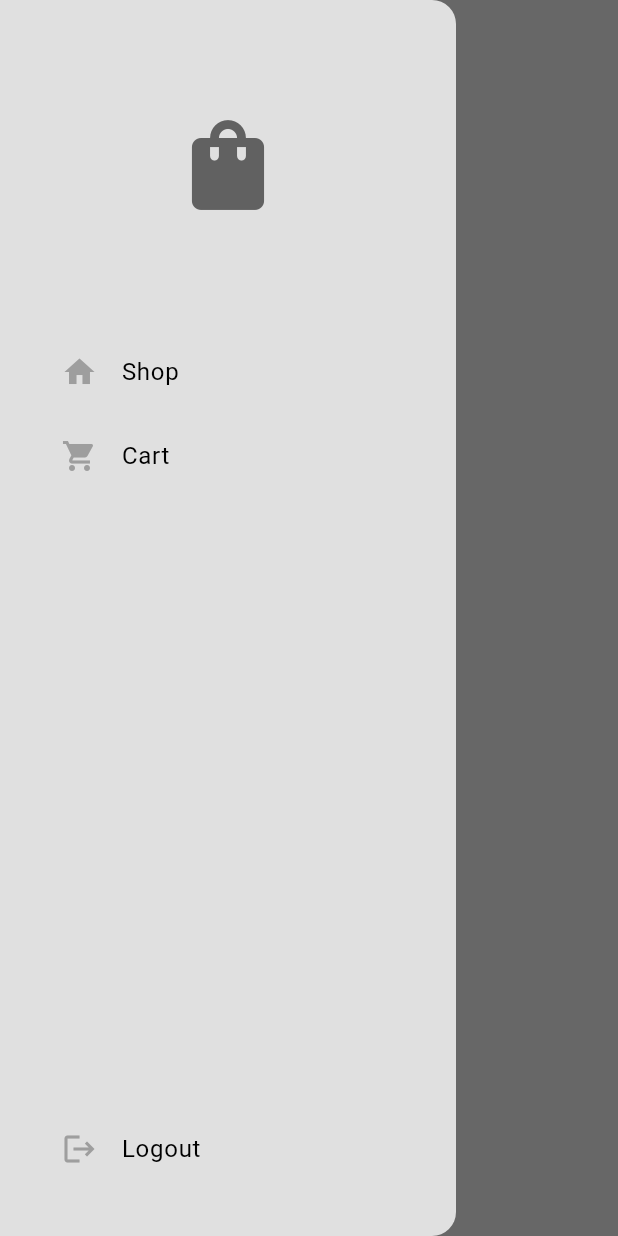
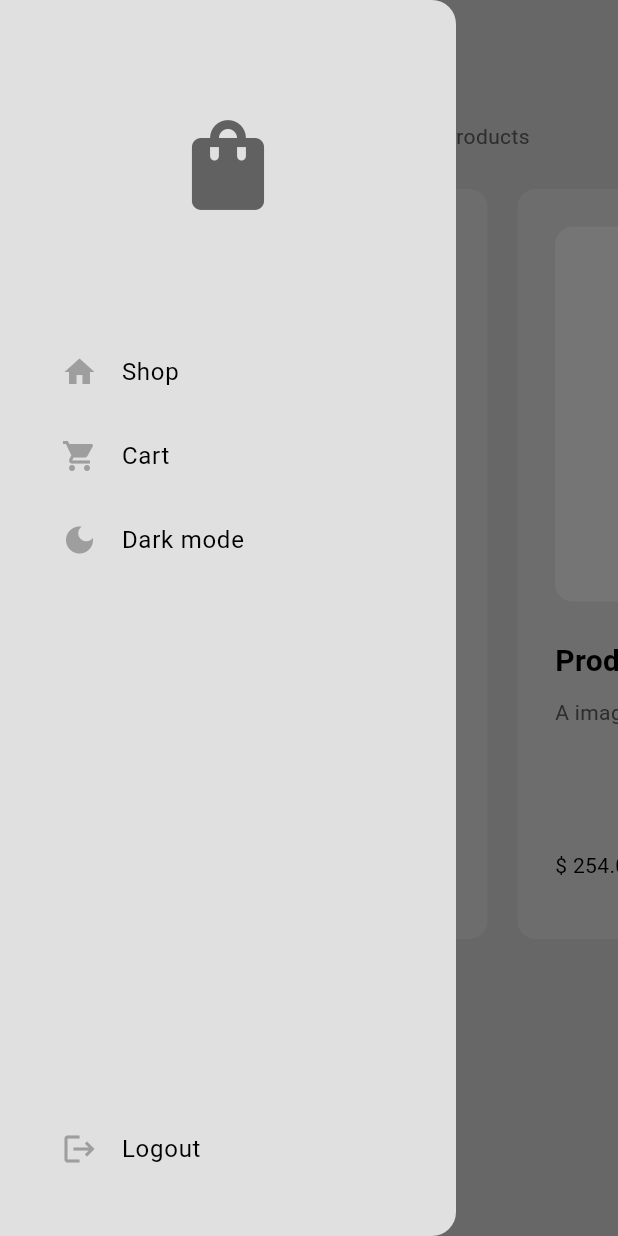
Before and after one commit to Izzy4999/minimal_ecommerce_app, a Flutter app: the ShopPage screen opened by its route, with the side drawer open, on a phone screen of 412 x 824 dp. Run offline on Flutter 3.47's test engine with Material 3 defaults, Android fonts, the phone set to English and light mode, and no system bars.

Commit message:
Shop page can now add to cart only display image left

```diff
--- a/lib/components/my_drawer.dart
+++ b/lib/components/my_drawer.dart
@@ -1,5 +1,8 @@
 import 'package:flutter/material.dart';
 import 'package:minimal_ecommerce_app/components/my_list_tile.dart';
+import 'package:minimal_ecommerce_app/themes/theme.dart';
+import 'package:minimal_ecommerce_app/themes/theme_provider.dart';
+import 'package:provider/provider.dart';
 
 class MyDrawer extends StatelessWidget {
   const MyDrawer({super.key});
@@ -34,9 +37,21 @@ class MyDrawer extends StatelessWidget {
               MyListTile(
                 icon: Icons.shopping_cart,
                 text: "Cart",
-                onTap:  () {
+                onTap: () {
                   Navigator.pop(context);
                   Navigator.pushNamed(context, "/cart-page");
+                },
+              ),
+              MyListTile(
+                icon: Provider.of<ThemeProvider>(context).themeData == lightMode
+                    ? Icons.dark_mode
+                    : Icons.light_mode,
+                text: Provider.of<ThemeProvider>(context).themeData == lightMode
+                    ? "Dark mode"
+                    : " Light mode",
+                onTap: () {
+                  Provider.of<ThemeProvider>(context, listen: false)
+                      .toggleTheme();
                 },
               ),
             ],
@@ -46,7 +61,7 @@ class MyDrawer extends StatelessWidget {
             child: MyListTile(
               icon: Icons.logout,
               text: "Logout",
-              onTap: () => Navigator.pushNamed(context, "/shop-page"),
+              onTap: () => Navigator.pushNamed(context, "/intro-page"),
             ),
           ),
         ],
--- /dev/null
+++ b/lib/components/my_product_tile.dart
@@ -0,0 +1,102 @@
+import 'package:flutter/material.dart';
+import 'package:minimal_ecommerce_app/models/product.dart';
+import 'package:minimal_ecommerce_app/models/shop.dart';
+import 'package:provider/provider.dart';
+
+class MyProductTile extends StatelessWidget {
+  final Product product;
+
+  const MyProductTile({super.key, required this.product});
+
+  void addToCart(BuildContext context) {
+    showDialog(
+        context: context,
+        builder: (context) => AlertDialog(
+              content: const Text("Add this item to your cart?"),
+              actions: [
+                MaterialButton(
+                  onPressed: () => Navigator.pop(context),
+                  child: const Text("Cancel"),
+                ),
+                MaterialButton(
+                  onPressed: () {
+                    Navigator.pop(context);
+                    context.read<Shop>().addToCart(product);
+                  },
+                  child: const Text("Yes"),
+                ),
+              ],
+            ));
+  }
+
+  @override
+  Widget build(BuildContext context) {
+    return Container(
+      decoration: BoxDecoration(
+        color: Theme.of(context).colorScheme.primary,
+        borderRadius: BorderRadius.circular(12),
+      ),
+      margin: const EdgeInsets.all(10),
+      padding: const EdgeInsets.all(25),
+      width: 300,
+      child: Column(
+        crossAxisAlignment: CrossAxisAlignment.start,
+        mainAxisAlignment: MainAxisAlignment.spaceBetween,
+        children: [
+          Column(
+            crossAxisAlignment: CrossAxisAlignment.start,
+            children: [
+              AspectRatio(
+                aspectRatio: 1,
+                child: Container(
+                    decoration: BoxDecoration(
+                        color: Theme.of(context).colorScheme.secondary,
+                        borderRadius: BorderRadius.circular(12)),
+                    width: double.infinity,
+                    padding: const EdgeInsets.all(25),
+                    child: const Icon(Icons.favorite)),
+              ),
+              const SizedBox(
+                height: 25,
+              ),
+              Text(
+                product.name,
+                style: const TextStyle(
+                  fontWeight: FontWeight.bold,
+                  fontSize: 20,
+                ),
+              ),
+              const SizedBox(
+                height: 10,
+              ),
+              Text(
+                product.description,
+                style: TextStyle(
+                  color: Theme.of(context).colorScheme.inversePrimary,
+                ),
+              ),
+            ],
+          ),
+          const SizedBox(
+            height: 10,
+          ),
+          Row(
+            mainAxisAlignment: MainAxisAlignment.spaceBetween,
+            children: [
+              Text("\$ ${product.price.toStringAsFixed(2)}"),
+              Container(
+                decoration: BoxDecoration(
+                    color: Theme.of(context).colorScheme.secondary,
+                    borderRadius: BorderRadius.circular(12)),
+                child: IconButton(
+                  onPressed: () => addToCart(context),
+                  icon: const Icon(Icons.add),
+                ),
+              )
+            ],
+          )
+        ],
+      ),
+    );
+  }
+}
--- a/lib/main.dart
+++ b/lib/main.dart
@@ -1,4 +1,5 @@
 import 'package:flutter/material.dart';
+import 'package:minimal_ecommerce_app/models/shop.dart';
 import 'package:minimal_ecommerce_app/pages/cart_page.dart';
 import 'package:minimal_ecommerce_app/pages/intro_page.dart';
 import 'package:minimal_ecommerce_app/pages/shop_page.dart';
@@ -6,8 +7,15 @@ import 'package:minimal_ecommerce_app/themes/theme_provider.dart';
 import 'package:provider/provider.dart';
 
 void main() {
-  runApp(ChangeNotifierProvider(
-    create: (context) => ThemeProvider(),
+  runApp(MultiProvider(
+    providers: [
+      ChangeNotifierProvider(
+        create: (context) => ThemeProvider(),
+      ),
+      ChangeNotifierProvider(
+        create: (context) => Shop(),
+      ),
+    ],
     child: const MyApp(),
   ));
 }
--- /dev/null
+++ b/lib/models/product.dart
@@ -0,0 +1,13 @@
+class Product {
+  final String name;
+  final double price;
+  final String description;
+  final String imagePath;
+
+  const Product({
+    required this.description,
+    required this.imagePath,
+    required this.name,
+    required this.price,
+  });
+}
--- /dev/null
+++ b/lib/models/shop.dart
@@ -0,0 +1,52 @@
+import "package:flutter/material.dart";
+
+import "./product.dart";
+
+class Shop extends ChangeNotifier {
+  final List<Product> _shop = [
+    const Product(
+      description: "A image of hown here in the pic",
+      imagePath:
+          "https://pixabay.com/illustrations/flamingo-run-shoes-feathers-8749724/",
+      name: "Product 1",
+      price: 254,
+    ),
+    const Product(
+      description: "A image of hown here in the pic",
+      imagePath:
+          "https://pixabay.com/vectors/shoes-footwear-sneakers-fashion-153310/",
+      name: "Product 2",
+      price: 254,
+    ),
+    const Product(
+      description: "A image of hown here in the pic",
+      imagePath:
+          "https://pixabay.com/photos/oxford-shoes-leather-shoes-6078993/",
+      name: "Product 3",
+      price: 254,
+    ),
+    const Product(
+      description: "A image of hown here in the pic",
+      imagePath:
+          "https://pixabay.com/illustrations/shoes-footwear-pumps-fashion-heels-7809732/",
+      name: "Product 4",
+      price: 254,
+    ),
+  ];
+
+  final List<Product> _cart = [];
+
+  List<Product> get shop => _shop;
+
+  List<Product> get cart => _cart;
+
+  void addToCart(Product product) {
+    _cart.add(product);
+    notifyListeners();
+  }
+
+  void removeFromCart(Product product) {
+    _cart.remove(product);
+    notifyListeners();
+  }
+}
--- a/lib/pages/cart_page.dart
+++ b/lib/pages/cart_page.dart
@@ -1,4 +1,5 @@
 import 'package:flutter/material.dart';
+import 'package:minimal_ecommerce_app/components/my_drawer.dart';
 
 class CartPage extends StatelessWidget {
   const CartPage({super.key});
@@ -6,7 +7,14 @@ class CartPage extends StatelessWidget {
   @override
   Widget build(BuildContext context) {
     return Scaffold(
-      appBar: AppBar(),
+      appBar: AppBar(
+        title: const Text("Cart Page"),
+        backgroundColor: Colors.transparent,
+        elevation: 0,
+        foregroundColor: Theme.of(context).colorScheme.inversePrimary,
+      ),
+      drawer: const MyDrawer(),
+      backgroundColor: Theme.of(context).colorScheme.surface,
     );
   }
 }
--- a/lib/pages/shop_page.dart
+++ b/lib/pages/shop_page.dart
@@ -1,11 +1,16 @@
 import 'package:flutter/material.dart';
 import 'package:minimal_ecommerce_app/components/my_drawer.dart';
+import 'package:minimal_ecommerce_app/components/my_product_tile.dart';
+import 'package:minimal_ecommerce_app/models/shop.dart';
+import 'package:provider/provider.dart';
 
 class ShopPage extends StatelessWidget {
   const ShopPage({super.key});
 
   @override
   Widget build(BuildContext context) {
+    final products = context.watch<Shop>().shop;
+
     return Scaffold(
         appBar: AppBar(
           title: const Text("Shop Page"),
@@ -14,6 +19,33 @@ class ShopPage extends StatelessWidget {
           foregroundColor: Theme.of(context).colorScheme.inversePrimary,
         ),
         drawer: const MyDrawer(),
-    );
+        backgroundColor: Theme.of(context).colorScheme.surface,
+        body: ListView(
+          children: [
+            const SizedBox(
+              height: 25,
+            ),
+            Center(
+              child: Text(
+                "Pick from a selected list of premium products",
+                style: TextStyle(
+                    color: Theme.of(context).colorScheme.inversePrimary),
+              ),
+            ),
+            SizedBox(
+              height: 550,
+              child: ListView.builder(
+                itemCount: products.length,
+                scrollDirection: Axis.horizontal,
+                padding: const EdgeInsets.all(15),
+                itemBuilder: (context, index) {
+                  final product = products[index];
+
+                  return MyProductTile(product: product);
+                },
+              ),
+            ),
+          ],
+        ));
   }
 }
--- a/lib/themes/theme.dart
+++ b/lib/themes/theme.dart
@@ -16,6 +16,7 @@ ThemeData darkMode = ThemeData(
     surface: Colors.grey.shade900,
     primary: Colors.grey.shade800,
     secondary: Colors.grey.shade700,
+    inversePrimary: Colors.grey.shade100,
   ),
   dividerTheme: const DividerThemeData(color: Colors.transparent),
 );
```
Lines whose indentation alone changed are shown as unchanged.
